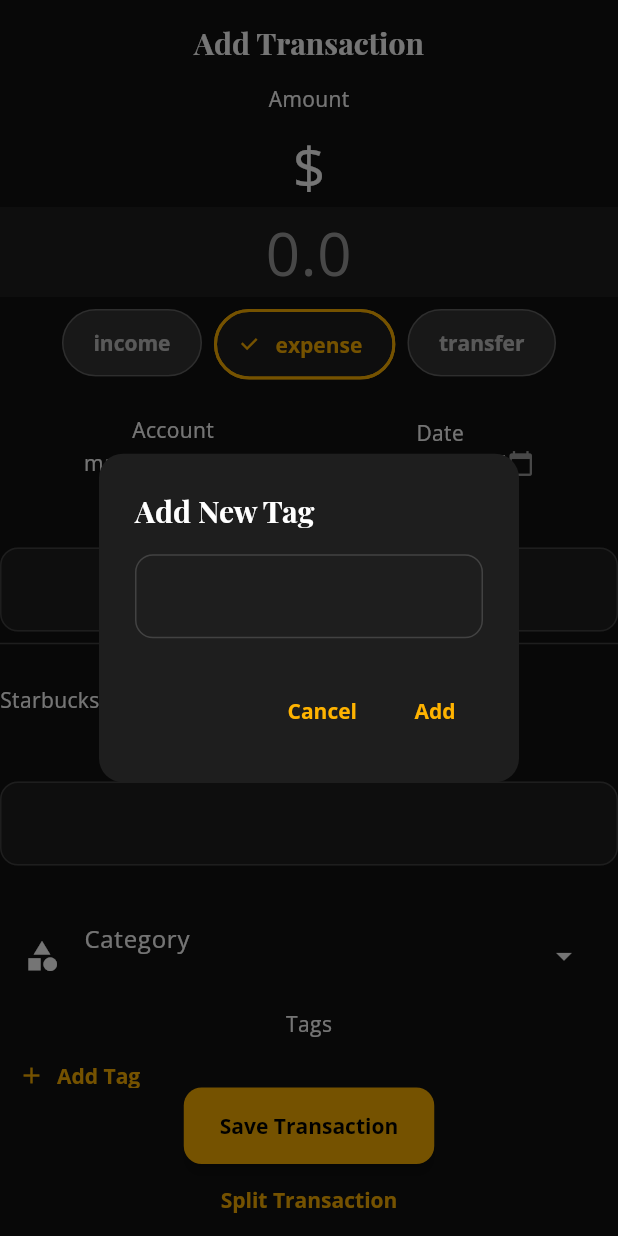
After one commit to MiThaikKaMar/xpens_flow, a Flutter app: the TransactionAddPage screen opened by its route, after a tap on "Add Tag", on a phone screen of 412 x 824 dp. The commit adds this screen. Run offline on Flutter 3.47's test engine with Material 3 defaults, Android fonts, the phone set to English and light mode, and no system bars; our stand-ins replace equatable, file_picker, flutter_bloc, flutter_datetime_picker_plus, flutter_timezone, fpdart and 8 more; missing offline and left inert: currency_picker; accounts and stored records are empty; statements that could not run were skipped.

Commit message:
add inital Add transaction screen layout

```diff
--- a/lib/app/router/app_router.dart
+++ b/lib/app/router/app_router.dart
@@ -1,5 +1,3 @@
-import 'dart:math';
-
 import 'package:flutter/material.dart';
 import 'package:go_router/go_router.dart';
 import 'package:xpens_flow/app/di/init_dependencies.dart';
@@ -18,6 +16,7 @@ import 'package:xpens_flow/features/onboarding/presentation/pages/welcome_page.d
 import 'package:xpens_flow/features/settings/presentation/pages/more_page.dart';
 import 'package:xpens_flow/features/transactions/domain/entities/transaction.dart';
 import 'package:xpens_flow/features/transactions/domain/entities/transaction_split.dart';
+import 'package:xpens_flow/features/transactions/presentation/pages/transaction_add_page.dart';
 import 'package:xpens_flow/features/transactions/presentation/pages/transaction_detail_page.dart';
 import 'package:xpens_flow/features/transactions/presentation/pages/transaction_editor_page.dart';
 import 'package:xpens_flow/features/transactions/presentation/pages/transaction_split_page.dart';
@@ -40,8 +39,8 @@ final GlobalKey<NavigatorState> _moreNavigatorKey = GlobalKey<NavigatorState>();
 
 class AppRouter {
   final GoRouter router = GoRouter(
-    initialLocation: Routes.welcome,
-    //initialLocation: '/test/split',
+    //initialLocation: Routes.welcome,
+    initialLocation: Routes.transactionAdd,
     redirect: (BuildContext context, GoRouterState state) {
       // Check SharedPreferences directly
       final prefsHelper = serviceLocator<SharedPreferencesHelper>();
@@ -87,6 +86,12 @@ class AppRouter {
         builder: (context, state) => CategoriesSuggestPage(
           categoryCubit: serviceLocator<CategoryCubit>(),
         ),
+      ),
+      GoRoute(
+        path: Routes.transactionAdd,
+        builder: (context, state) {
+          return TransactionAddPage();
+        },
       ),
       GoRoute(
         path: Routes
--- a/lib/app/router/routes.dart
+++ b/lib/app/router/routes.dart
@@ -19,6 +19,7 @@ class Routes {
   static String transactionDetail = "/transactions/:id";
   static String transactionEdit = "/transactions/:id/edit";
   static String transactionSplit = "/transactions/:id/split";
+  static String transactionAdd = "/transactions/add";
 
   // Budgets
   static String budgets = "/budgets";
--- a/lib/core/common/utils/icon_helper.dart
+++ b/lib/core/common/utils/icon_helper.dart
@@ -1,4 +1,6 @@
 import 'package:flutter/material.dart';
+
+import '../../../features/transactions/domain/entities/transaction.dart';
 
 IconData getIconDataFromString(String iconName) {
   switch (iconName) {
@@ -30,3 +32,16 @@ IconData getIconDataFromString(String iconName) {
       return Icons.category;
   }
 }
+
+IconData getIconDataFromAccountText(Accounts accountText) {
+  switch (accountText) {
+    case Accounts.mainChecking:
+      return Icons.account_balance;
+    case Accounts.cash:
+      return Icons.payments;
+    case Accounts.creditCard:
+      return Icons.credit_card;
+    case Accounts.wallet:
+      return Icons.account_balance_wallet;
+  }
+}
--- a/lib/features/transactions/domain/entities/transaction.dart
+++ b/lib/features/transactions/domain/entities/transaction.dart
@@ -80,3 +80,5 @@ class Transaction {
 // }
 
 enum TransactionType { income, expense, transfer }
+
+enum Accounts { mainChecking, cash, creditCard, wallet }
--- /dev/null
+++ b/lib/features/transactions/presentation/pages/transaction_add_page.dart
@@ -0,0 +1,358 @@
+// ignore_for_file: deprecated_member_use
+
+import 'package:flutter/material.dart';
+import 'package:flutter/services.dart';
+import 'package:flutter_datetime_picker_plus/flutter_datetime_picker_plus.dart';
+import 'package:xpens_flow/core/common/utils/icon_helper.dart';
+
+import '../../../../core/data/models/category_model.dart';
+import '../../../../core/ui/format/date_format.dart';
+import '../../../../core/ui/theme/colors.dart';
+import '../../../../core/ui/theme/spacing.dart';
+import '../../../../core/ui/theme/typography.dart';
+import '../../domain/entities/transaction.dart';
+
+class TransactionAddPage extends StatefulWidget {
+  const TransactionAddPage({super.key});
+
+  @override
+  State<TransactionAddPage> createState() => _TransactionAddPageState();
+}
+
+class _TransactionAddPageState extends State<TransactionAddPage> {
+  final TextEditingController amountEditingController = TextEditingController();
+  final TextEditingController noteEditingController = TextEditingController();
+  final FocusNode _focusNode = FocusNode();
+
+  TransactionType? selectedType = TransactionType.expense;
+  String selecedAccount = Accounts.mainChecking.name;
+  DateTime displayDateTime = DateTime.now();
+  String categoryText = '';
+  List<String> tags = [];
+
+  late TextEditingController _addTagEditingController;
+
+  void _handleAddTag(String tag, BuildContext dialogContext) {
+    tags.add(tag);
+    setState(() {
+      Navigator.pop(dialogContext);
+    });
+  }
+
+  @override
+  void initState() {
+    super.initState();
+
+    _addTagEditingController = TextEditingController();
+  }
+
+  @override
+  Widget build(BuildContext context) {
+    return Scaffold(
+      appBar: AppBar(title: Text("Add Transaction")),
+      body: SafeArea(
+        child: SingleChildScrollView(
+          child: Column(
+            mainAxisAlignment: MainAxisAlignment.start,
+            children: [
+              // ............Amount..............
+              Text("Amount"),
+              SizedBox(height: AppSpacing.sm),
+              Text(
+                "\$",
+                style: TextStyle(fontSize: 38, fontWeight: FontWeight.w100),
+              ),
+              TextField(
+                focusNode: _focusNode,
+                style: AppTypography.amountLarge.copyWith(
+                  fontWeight: FontWeight.w100,
+                ),
+                textAlign: TextAlign.center,
+                keyboardType: TextInputType.numberWithOptions(decimal: true),
+                textInputAction: TextInputAction.done,
+                showCursor: _focusNode.hasFocus,
+                inputFormatters: [
+                  FilteringTextInputFormatter.allow(RegExp(r'^\d*\.?\d*')),
+                ],
+                cursorHeight: AppSpacing.size42,
+                decoration: InputDecoration(
+                  border: InputBorder.none,
+                  enabledBorder: InputBorder.none,
+                  focusedBorder: InputBorder.none,
+                  errorBorder: InputBorder.none,
+                  disabledBorder: InputBorder.none,
+                  hintText: _focusNode.hasFocus ? null : '0.0',
+
+                  hintStyle: AppTypography.amountLarge.copyWith(
+                    fontWeight: FontWeight.w100,
+                    color: Colors.grey,
+                  ),
+                  isDense: true,
+                  contentPadding: EdgeInsets.zero,
+                ),
+                controller: amountEditingController,
+                onTap: () {
+                  if (!_focusNode.hasFocus) _focusNode.requestFocus();
+                },
+              ),
+              SizedBox(height: AppSpacing.sm),
+
+              //.............Type...............
+              Wrap(
+                spacing: AppSpacing.sm,
+                runSpacing: AppSpacing.sm,
+                children: TransactionType.values.map((type) {
+                  final isSelected = selectedType == type;
+                  return ChoiceChip(
+                    label: Text(
+                      type.name,
+                      style: TextStyle(fontWeight: FontWeight.bold),
+                    ),
+                    selected: isSelected,
+                    onSelected: (selected) => setState(() {
+                      selectedType = selected ? type : null;
+                    }),
+                    // Visuals
+                    backgroundColor: Colors.grey.withOpacity(
+                      0.18,
+                    ), // unselected fill
+                    selectedColor: Colors
+                        .transparent, // keep transparent if you want only border highlight
+                    labelStyle: TextStyle(
+                      color: isSelected ? AppColors.primary : Colors.white70,
+                      fontSize: 14,
+                    ),
+                    padding: EdgeInsets.symmetric(
+                      horizontal: AppSpacing.smmd,
+                      vertical: AppSpacing.smmd,
+                    ),
+                    shape: RoundedRectangleBorder(
+                      borderRadius: BorderRadius.circular(24),
+                      side: BorderSide(
+                        color: isSelected ? AppColors.primary : Colors.white12,
+                        width: isSelected ? 2 : 1,
+                      ),
+                    ),
+                    // remove elevation for flat look
+                    elevation: 0,
+                    pressElevation: 0,
+                    materialTapTargetSize: MaterialTapTargetSize.shrinkWrap,
+                  );
+                }).toList(),
+              ),
+
+              SizedBox(height: AppSpacing.lg),
+
+              //..........Account & Date..................
+              Row(
+                mainAxisAlignment: MainAxisAlignment.spaceEvenly,
+                children: [
+                  //.............Account............
+                  Column(
+                    children: [
+                      Text("Account"),
+                      PopupMenuButton<String>(
+                        onSelected: (value) {
+                          setState(() {
+                            selecedAccount = value;
+                          });
+                        },
+                        itemBuilder: (context) {
+                          return Accounts.values.map((account) {
+                            return PopupMenuItem(
+                              value: account.name,
+                              child: Row(
+                                children: [
+                                  Icon(getIconDataFromAccountText(account)),
+                                  Text(account.name),
+                                ],
+                              ),
+                            );
+                          }).toList();
+                        },
+                        child: Row(
+                          children: [
+                            Text(selecedAccount),
+                            Icon(Icons.arrow_drop_down),
+                          ],
+                        ),
+                      ),
+                    ],
+                  ),
+
+                  //............Date.................
+                  Column(
+                    mainAxisSize: MainAxisSize.min,
+                    children: [
+                      Text("Date"),
+                      GestureDetector(
+                        onTap: () {
+                          DatePicker.showDateTimePicker(
+                            context,
+                            onConfirm: (time) {
+                              setState(() {
+                                displayDateTime = time;
+                              });
+                            },
+                          );
+                        },
+                        child: Row(
+                          children: [
+                            Text(formatDateTime(displayDateTime)),
+                            Icon(
+                              Icons.calendar_today,
+                              size: AppSpacing.size18,
+                              color: Colors.grey,
+                            ),
+                          ],
+                        ),
+                      ),
+                    ],
+                  ),
+                ],
+              ),
+
+              SizedBox(height: AppSpacing.lg),
+
+              //............Merchant.................
+              Column(
+                children: [
+                  Text("Merchant"),
+                  TextField(),
+                  Divider(),
+                  Text("Suggested"),
+                  Row(
+                    children: ["Starbucks ", "KFC "].map((merchant) {
+                      return Text(merchant);
+                    }).toList(),
+                  ),
+                ],
+              ),
+
+              SizedBox(height: AppSpacing.lg),
+
+              //............Description.............
+              Text("Description"),
+              TextField(),
+
+              SizedBox(height: AppSpacing.lg),
+
+              //.............Category...................
+              PopupMenuButton<CategoryModel>(
+                onSelected: (categoryModel) {
+                  setState(() {
+                    categoryText = categoryModel.label;
+                  });
+                },
+                itemBuilder: (context) {
+                  return [
+                    CategoryModel(label: "Hello", iconName: 'Icons.house'),
+                    CategoryModel(label: "Hello2", iconName: 'Icons.house'),
+                  ].map((category) {
+                    return PopupMenuItem(
+                      value: category,
+                      child: Row(
+                        children: [
+                          Icon(category.iconData),
+                          SizedBox(width: AppSpacing.sm),
+                          Text(category.label),
+                        ],
+                      ),
+                    );
+                  }).toList();
+                },
+
+                child: ListTile(
+                  leading: Icon(getIconDataFromString(categoryText)),
+                  title: Text("Category"),
+                  subtitle: Text(categoryText),
+                  trailing: Icon(Icons.arrow_drop_down),
+                ),
+              ),
+
+              //............Tags.................
+              Text("Tags"),
+              SizedBox(
+                height: 48, // fixed height for alignment
+                child: ListView.separated(
+                  scrollDirection: Axis.horizontal,
+                  itemCount: tags.length + 1,
+                  separatorBuilder: (_, __) => const SizedBox(width: 8),
+                  itemBuilder: (context, index) {
+                    // Last item = Add Tag button
+                    if (index == tags.length) {
+                      return Center(
+                        child: TextButton.icon(
+                          onPressed: () {
+                            _addTagEditingController.clear();
+                            showDialog(
+                              context: context,
+                              builder: (dialogContext) {
+                                return AlertDialog(
+                                  title: const Text("Add New Tag"),
+                                  content: TextField(
+                                    controller: _addTagEditingController,
+                                  ),
+                                  actions: [
+                                    TextButton(
+                                      onPressed: () =>
+                                          Navigator.pop(dialogContext),
+                                      child: const Text("Cancel"),
+                                    ),
+                                    TextButton(
+                                      onPressed: () => _handleAddTag(
+                                        _addTagEditingController.text.trim(),
+                                        dialogContext,
+                                      ),
+                                      child: const Text("Add"),
+                                    ),
+                                  ],
+                                );
+                              },
+                            );
+                          },
+                          icon: const Icon(Icons.add),
+                          label: const Text("Add Tag"),
+                        ),
+                      );
+                    }
+
+                    // Tag chip
+                    return Center(child: Chip(label: Text(tags[index])));
+                  },
+                ),
+              ),
+
+              SizedBox(height: AppSpacing.lg),
+
+              //.............Receipt.................
+              Text("Receipt"),
+              Row(
+                children: [
+                  OutlinedButton(onPressed: () {}, child: Text("Camera")),
+                  OutlinedButton(onPressed: () {}, child: Text("Gallery")),
+                ],
+              ),
+
+              SizedBox(height: AppSpacing.lg),
+
+              //............Recurring Transaction..........
+              ListTile(
+                title: Text("Recurring Transaction"),
+                subtitle: Text("Set up automatic entires"),
+                trailing: Switch(value: false, onChanged: (value) {}),
+              ),
+            ],
+          ),
+        ),
+      ),
+      bottomNavigationBar: Column(
+        mainAxisSize: MainAxisSize.min,
+        children: [
+          ElevatedButton(onPressed: () {}, child: Text("Save Transaction")),
+          TextButton(onPressed: () {}, child: Text("Split Transaction")),
+        ],
+      ),
+    );
+  }
+}
```
